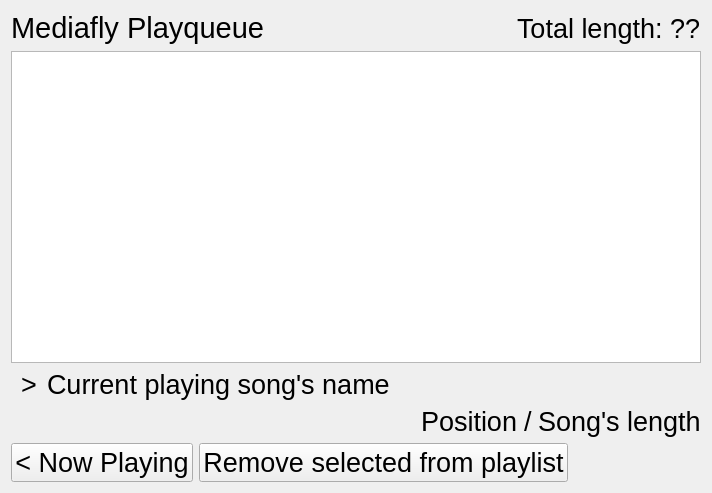
The window that mediaflyplayer/forms/MediaflyPlayqueue.ui (tex/mediafly) describes before a commit, drawn with Qt 5.
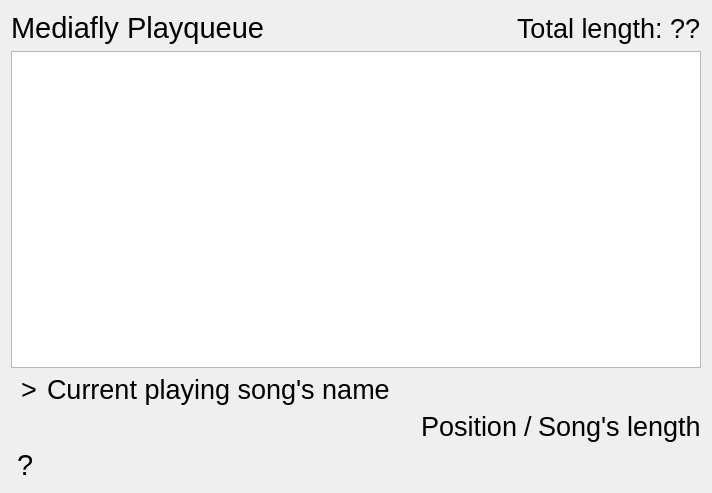
The same window after the commit. Custom widgets are drawn as their Qt base class.

Commit message: Remove unnecessary control widgets form screen and implement help box.

Patch:
```diff
--- a/mediaflyplayer/forms/MediaflyPlayqueue.ui
+++ b/mediaflyplayer/forms/MediaflyPlayqueue.ui
@@ -176,18 +176,6 @@
      </item>
     </layout>
    </item>
-   <item row="5" column="0" >
-    <widget class="QPushButton" name="m_nowPlaying" >
-     <property name="font" >
-      <font>
-       <pointsize>20</pointsize>
-      </font>
-     </property>
-     <property name="text" >
-      <string>&lt; Now Playing</string>
-     </property>
-    </widget>
-   </item>
    <item row="5" column="2" >
     <spacer name="horizontalSpacer_2" >
      <property name="orientation" >
@@ -202,14 +190,17 @@
     </spacer>
    </item>
    <item row="5" column="1" >
-    <widget class="QPushButton" name="m_removeButton" >
+    <widget class="QLabel" name="label_2" >
      <property name="font" >
       <font>
-       <pointsize>20</pointsize>
+       <pointsize>22</pointsize>
       </font>
      </property>
      <property name="text" >
-      <string>Remove selected from playlist</string>
+      <string>?</string>
+     </property>
+     <property name="margin" >
+      <number>3</number>
      </property>
     </widget>
    </item>
```
The commit also changes 2 other files.
